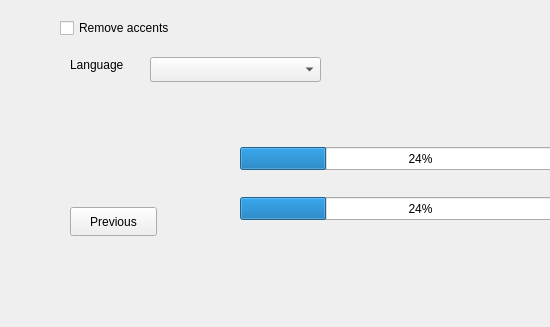
Old version of the form video_summary/templates/SubtitlesOptions.ui in the repository seekever/VideoSummary; both pictures show x 0 to 550 and y 273 to 600 of the 800 by 600 pixel window.
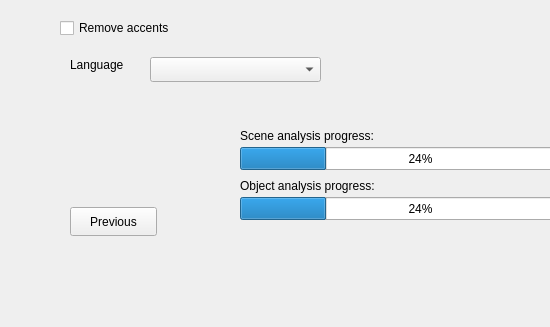
New version of the form.

The edit to the form file:
```diff
--- a/video_summary/templates/SubtitlesOptions.ui
+++ b/video_summary/templates/SubtitlesOptions.ui
@@ -206,6 +206,32 @@
      <string>Language</string>
     </property>
    </widget>
+   <widget class="QLabel" name="label_4">
+    <property name="geometry">
+     <rect>
+      <x>240</x>
+      <y>400</y>
+      <width>141</width>
+      <height>17</height>
+     </rect>
+    </property>
+    <property name="text">
+     <string>Scene analysis progress:</string>
+    </property>
+   </widget>
+   <widget class="QLabel" name="label_5">
+    <property name="geometry">
+     <rect>
+      <x>240</x>
+      <y>450</y>
+      <width>141</width>
+      <height>17</height>
+     </rect>
+    </property>
+    <property name="text">
+     <string>Object analysis progress:</string>
+    </property>
+   </widget>
   </widget>
   <widget class="QMenuBar" name="menubar">
    <property name="geometry">
```
